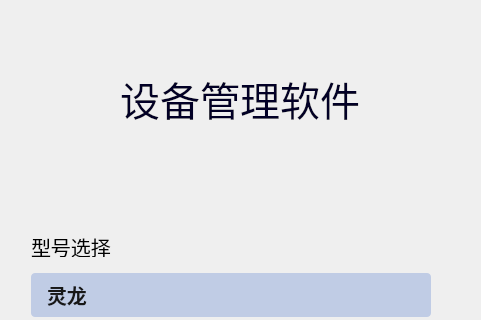
Old version of the form 15.SimulationTrainingSys_DEV/src/DeviceManager/UI/DeviceManagerLogin.ui in the repository FakeItUtillMakeIt/QT-example; both pictures show x 840 to 1321 and y 0 to 320 of the 1321 by 700 pixel window.
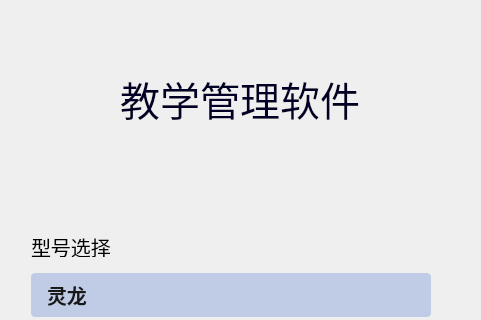
New version of the form. Icons and pictures are not drawn.

Patch:
```diff
--- a/15.SimulationTrainingSys_DEV/src/DeviceManager/UI/DeviceManagerLogin.ui
+++ b/15.SimulationTrainingSys_DEV/src/DeviceManager/UI/DeviceManagerLogin.ui
@@ -174,7 +174,7 @@
     </font>
    </property>
    <property name="text">
-    <string>设备管理软件</string>
+    <string>教学管理软件</string>
    </property>
    <property name="textFormat">
     <enum>Qt::AutoText</enum>
```
